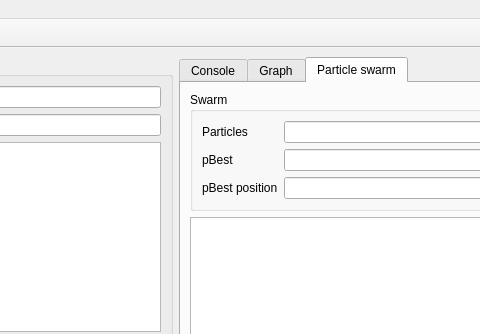
This is ui/mainwindow.ui in JeGa/mknap_pso as Qt 5 draws it before an edit; both pictures show x 224 to 704 and y 0 to 334 of the 800 by 600 pixel window. The edited form follows.
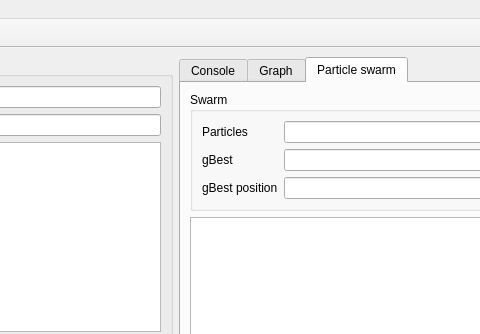
This is the edited form.

```diff
--- a/ui/mainwindow.ui
+++ b/ui/mainwindow.ui
@@ -167,14 +167,14 @@
                <item row="1" column="0">
                 <widget class="QLabel" name="label_4">
                  <property name="text">
-                  <string>pBest</string>
+                  <string>gBest</string>
                  </property>
                 </widget>
                </item>
                <item row="2" column="0">
                 <widget class="QLabel" name="label_5">
                  <property name="text">
-                  <string>pBest position</string>
+                  <string>gBest position</string>
                  </property>
                 </widget>
                </item>
```
